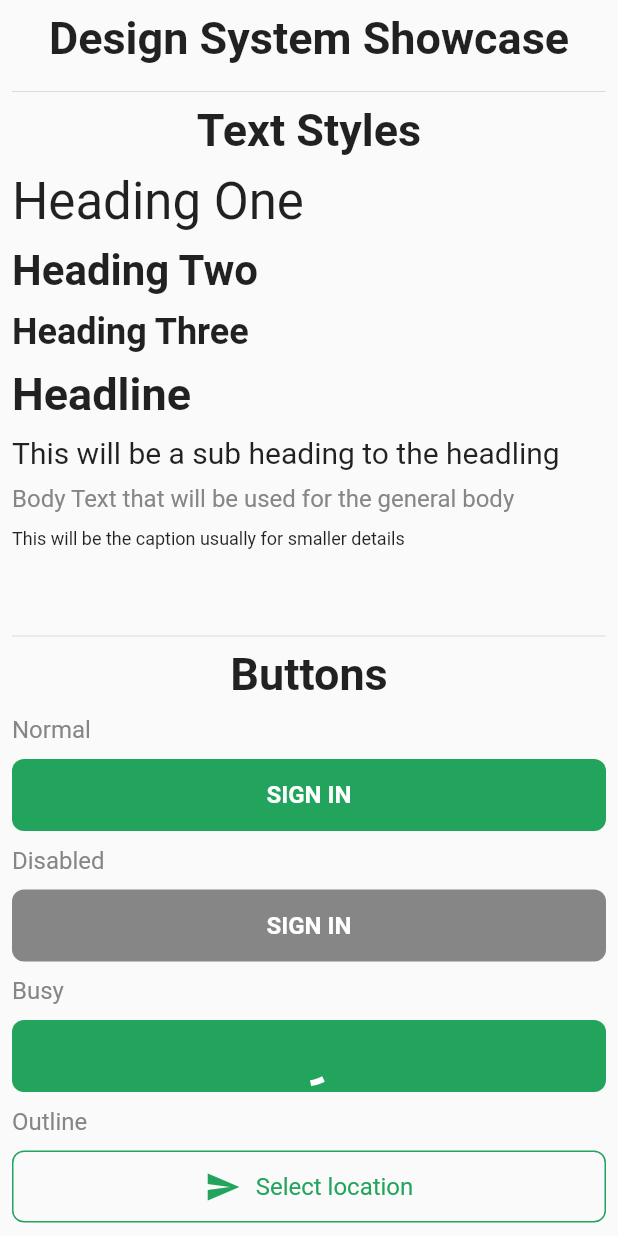
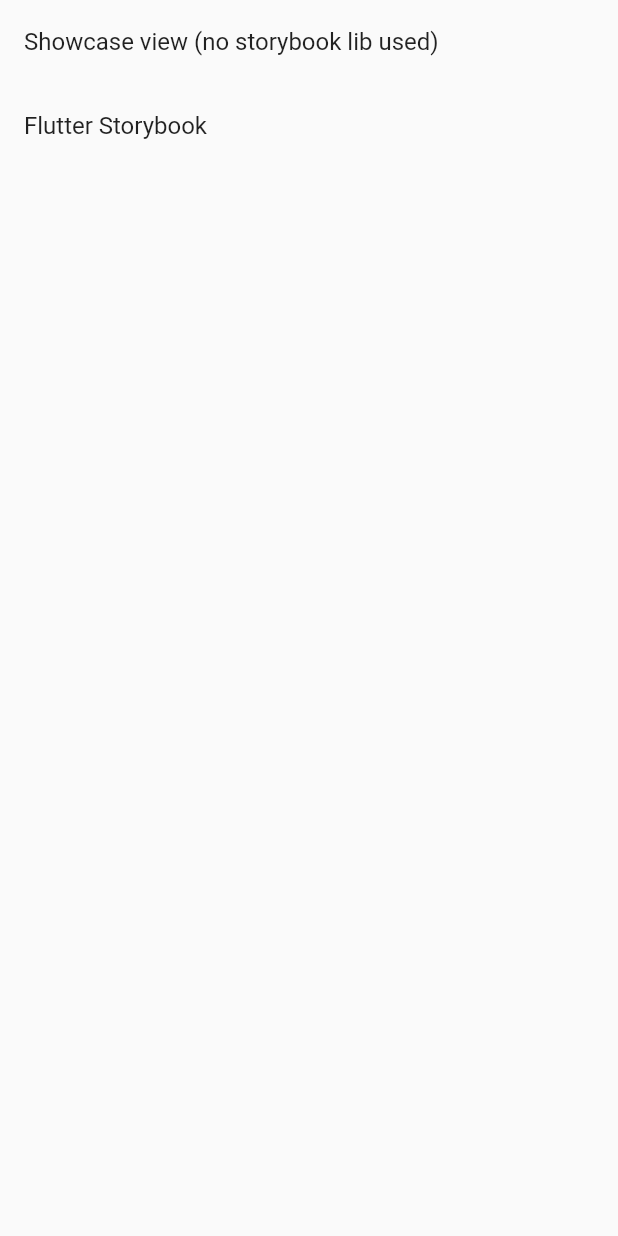
Before and after one commit to psatler/sample_flutter_ui_design, a Flutter app: the screen it shows after launch, on a phone screen of 412 x 824 dp. Run offline on Flutter 3.47's test engine with Material 2 defaults, Android fonts, the phone set to English and light mode, and no system bars; our stand-ins replace flutter_hooks.

Commit message:
style: rename files

```diff
--- /dev/null
+++ b/example/lib/home_page.dart
@@ -0,0 +1,31 @@
+import 'package:example/pages/showcase_view_vanilla.dart';
+import 'package:flutter/material.dart';
+
+class HomePage extends StatelessWidget {
+  const HomePage({Key? key}) : super(key: key);
+
+  static const String routeName = '/';
+
+  @override
+  Widget build(BuildContext context) {
+    return Scaffold(
+      body: SafeArea(
+          child: Column(
+        children: [
+          ListTile(
+            title: const Text('Showcase view (no storybook lib used)'),
+            onTap: () {
+              Navigator.pushNamed(context, ShowcaseViewVanilla.routeName);
+            },
+          ),
+          ListTile(
+            title: const Text('Flutter Storybook'),
+            onTap: () {
+              Navigator.pushNamed(context, ShowcaseViewVanilla.routeName);
+            },
+          ),
+        ],
+      )),
+    );
+  }
+}
--- a/example/lib/main.dart
+++ b/example/lib/main.dart
@@ -1,4 +1,5 @@
-import 'package:example/pages/example_page.dart';
+import 'package:example/home_page.dart';
+import 'package:example/pages/showcase_view_vanilla.dart';
 import 'package:flutter/material.dart';
 
 void main() {
@@ -16,7 +17,12 @@ class MyApp extends StatelessWidget {
       theme: ThemeData(
         primarySwatch: Colors.blue,
       ),
-      home: const ExamplePage(),
+      // home: const ShowcaseViewVanilla(),
+      initialRoute: '/',
+      routes: {
+        HomePage.routeName: (context) => const HomePage(),
+        ShowcaseViewVanilla.routeName: (context) => const ShowcaseViewVanilla(),
+      },
     );
   }
 }
--- a/example/lib/pages/example_page.dart
+++ b/example/lib/pages/showcase_view_vanilla.dart
@@ -1,12 +1,12 @@
 import 'package:flutter/material.dart';
 import 'package:sample_flutter_design_ui/sample_flutter_design_ui.dart';
 
-import 'button_widgets/button_widget.dart';
-import 'input_widgets/input_widgets.dart';
-import 'text_widgets/text_widgets.dart';
+import '../widgets/widgets.dart';
 
-class ExamplePage extends StatelessWidget {
-  const ExamplePage({Key? key}) : super(key: key);
+class ShowcaseViewVanilla extends StatelessWidget {
+  const ShowcaseViewVanilla({Key? key}) : super(key: key);
+
+  static const String routeName = '/showcase_example';
 
   @override
   Widget build(BuildContext context) {
--- /dev/null
+++ b/example/lib/widgets/widgets.dart
@@ -0,0 +1,3 @@
+export 'button_widgets/button_widget.dart';
+export 'input_widgets/input_widgets.dart';
+export 'text_widgets/text_widgets.dart';
--- a/example/pubspec.yaml
+++ b/example/pubspec.yaml
@@ -38,6 +38,7 @@ dependencies:
   # Use with the CupertinoIcons class for iOS style icons.
   cupertino_icons: ^1.0.2
   flutter_hooks: ^0.18.3
+  storybook_flutter: ^0.10.1
 
 dev_dependencies:
   flutter_test:
```
Also changed, not shown: example/lib/widgets/button_widgets/button_widget.dart (renamed from example/lib/pages/button_widgets/button_widget.dart), example/lib/widgets/input_widgets/input_widgets.dart (renamed from example/lib/pages/input_widgets/input_widgets.dart), example/lib/widgets/text_widgets/text_widgets.dart (renamed from example/lib/pages/text_widgets/text_widgets.dart), example/pubspec.lock.
